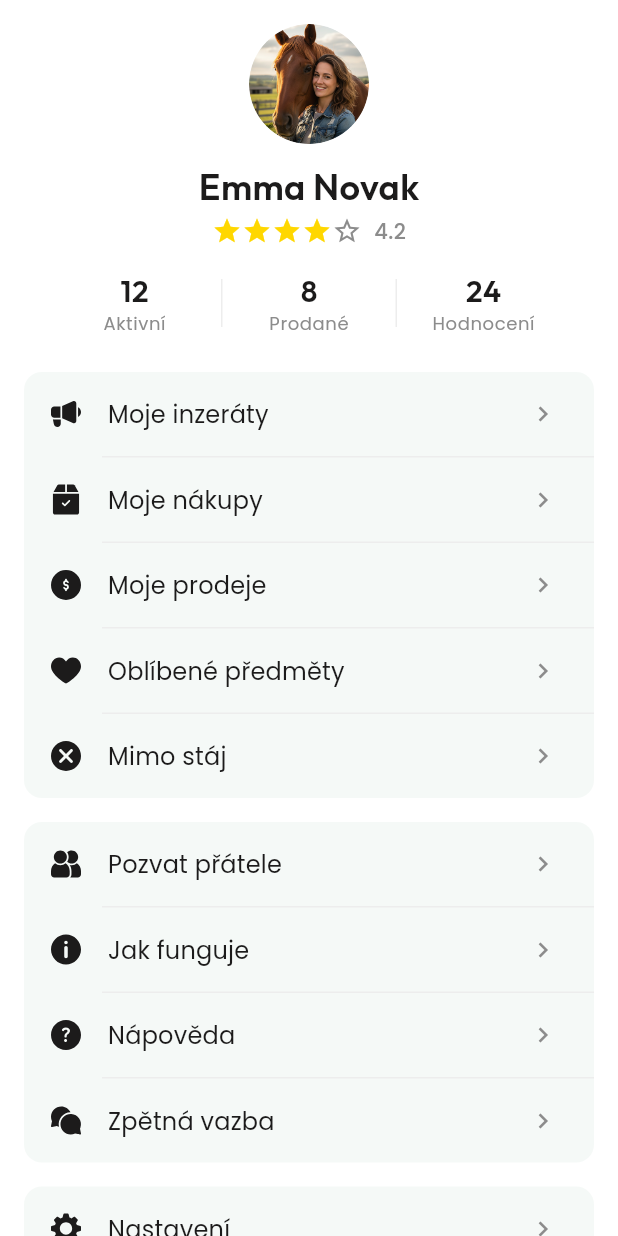
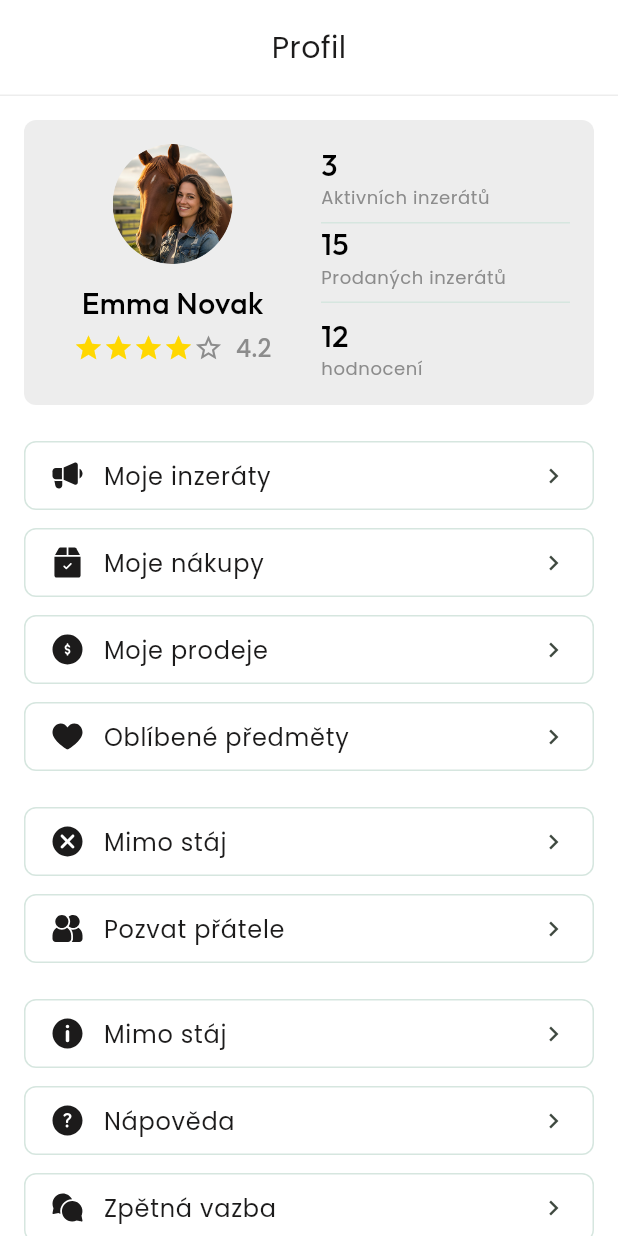
Before and after one commit to martintellinger/eqqu, a Flutter app: the ProfileScreen widget shown alone on an empty page, opened directly, on a phone screen of 412 x 824 dp. Run offline on Flutter 3.47's test engine with Material 3 defaults, Android fonts, the phone set to English and light mode, and no system bars; our stand-ins replace flutter_svg.

Commit message:
Fix screens to match Figma designs
- Chat detail: add person name subtitle under product title in app bar,
  fix bubble border radii (20/8), auto-scroll to bottom
- Chat list: 64px avatars, name+time row layout, 10px unread dot badge
- New listing: rewrite with M3 outlined fields, floating labels, proper
  app bar, fix back button via Navigator.push
- Profile: add M3 app bar, side-by-side profile card with stats,
  individual bordered menu items, text logout button
- Home: fix Prodat tab to push route instead of embed

https://claude.ai/code/session_012waFykv5wBbLFNTaJFeXrN

```diff
--- a/lib/screens/profile_screen.dart
+++ b/lib/screens/profile_screen.dart
@@ -9,78 +9,100 @@ class ProfileScreen extends StatelessWidget {
     final cs = Theme.of(context).colorScheme;
 
     return SafeArea(
-      child: SingleChildScrollView(
       child: Column(
         children: [
-            const SizedBox(height: 16),
-            // Avatar + stats
-            _buildProfileHeader(cs),
-            const SizedBox(height: 24),
-
-            // Menu groups
-            _buildMenuGroup(cs, [
-              _MenuItem('assets/icons/moje inzeraty.svg', 'Moje inzeráty'),
-              _MenuItem('assets/icons/moje nakupy.svg', 'Moje nákupy'),
-              _MenuItem('assets/icons/moje prodeje.svg', 'Moje prodeje'),
-              _MenuItem('assets/icons/oblibene predmety.svg', 'Oblíbené předměty'),
-              _MenuItem('assets/icons/mimo staj.svg', 'Mimo stáj'),
-            ]),
-            const SizedBox(height: 16),
-
-            _buildMenuGroup(cs, [
-              _MenuItem('assets/icons/pozvat.svg', 'Pozvat přátele'),
-              _MenuItem('assets/icons/jak funguje.svg', 'Jak funguje'),
-              _MenuItem('assets/icons/napoveda.svg', 'Nápověda'),
-              _MenuItem('assets/icons/zpetna vazba.svg', 'Zpětná vazba'),
-            ]),
-            const SizedBox(height: 16),
-
-            _buildMenuGroup(cs, [
-              _MenuItem('assets/icons/nastaveni.svg', 'Nastavení'),
-              _MenuItem('assets/icons/o nas.svg', 'O nás'),
-              _MenuItem('assets/icons/eqqu platforma.svg', 'EQQU Platforma'),
-            ]),
-            const SizedBox(height: 24),
-
-            // Logout button
-            Padding(
-              padding: const EdgeInsets.symmetric(horizontal: 16),
-              child: SizedBox(
-                width: double.infinity,
-                height: 56,
-                child: OutlinedButton(
-                  onPressed: () {
-                    Navigator.pushNamedAndRemoveUntil(context, '/login', (_) => false);
-                  },
-                  style: OutlinedButton.styleFrom(
-                    side: BorderSide(color: cs.error),
-                    shape: RoundedRectangleBorder(
-                      borderRadius: BorderRadius.circular(8),
+          // M3 App bar
+          Container(
+            height: 64,
+            decoration: BoxDecoration(
+              border: Border(bottom: BorderSide(color: cs.outline, width: 1)),
             ),
-                  ),
+            padding: const EdgeInsets.symmetric(horizontal: 4, vertical: 8),
+            child: Center(
               child: Text(
-                    'Odhlásit se',
+                'Profil',
                 style: TextStyle(
                   fontFamily: 'Poppins',
-                      fontSize: 16,
-                      fontWeight: FontWeight.w600,
-                      color: cs.error,
+                  fontSize: 20,
+                  fontWeight: FontWeight.w400,
+                  color: cs.onSurface,
+                  height: 28 / 20,
                 ),
               ),
             ),
           ),
-            ),
+
+          // Scrollable content
+          Expanded(
+            child: SingleChildScrollView(
+              child: Padding(
+                padding: const EdgeInsets.all(16),
+                child: Column(
+                  children: [
+                    // Profile card
+                    _buildProfileCard(cs),
+                    const SizedBox(height: 24),
+
+                    // Menu group 1
+                    _buildMenuItem(cs, 'assets/icons/moje inzeraty.svg', 'Moje inzeráty'),
+                    const SizedBox(height: 12),
+                    _buildMenuItem(cs, 'assets/icons/moje nakupy.svg', 'Moje nákupy'),
+                    const SizedBox(height: 12),
+                    _buildMenuItem(cs, 'assets/icons/moje prodeje.svg', 'Moje prodeje'),
+                    const SizedBox(height: 12),
+                    _buildMenuItem(cs, 'assets/icons/oblibene predmety.svg', 'Oblíbené předměty'),
+                    const SizedBox(height: 24),
+
+                    // Menu group 2
+                    _buildMenuItem(cs, 'assets/icons/mimo staj.svg', 'Mimo stáj'),
+                    const SizedBox(height: 12),
+                    _buildMenuItem(cs, 'assets/icons/pozvat.svg', 'Pozvat přátele'),
+                    const SizedBox(height: 24),
+
+                    // Menu group 3
+                    _buildMenuItem(cs, 'assets/icons/jak funguje.svg', 'Mimo stáj'),
+                    const SizedBox(height: 12),
+                    _buildMenuItem(cs, 'assets/icons/napoveda.svg', 'Nápověda'),
+                    const SizedBox(height: 12),
+                    _buildMenuItem(cs, 'assets/icons/zpetna vazba.svg', 'Zpětná vazba'),
+                    const SizedBox(height: 24),
+
+                    // Menu group 4
+                    _buildMenuItem(cs, 'assets/icons/nastaveni.svg', 'Nastavení'),
+                    const SizedBox(height: 12),
+                    _buildMenuItem(cs, 'assets/icons/o nas.svg', 'O nás'),
+                    const SizedBox(height: 12),
+                    _buildMenuItem(cs, 'assets/icons/eqqu platforma.svg', 'EQQU Platforma'),
+                    const SizedBox(height: 24),
+
+                    // Logout button
+                    _buildLogoutButton(context, cs),
                     const SizedBox(height: 32),
                   ],
                 ),
               ),
+            ),
+          ),
+        ],
+      ),
     );
   }
 
-  Widget _buildProfileHeader(ColorScheme cs) {
-    return Column(
+  Widget _buildProfileCard(ColorScheme cs) {
+    return Container(
+      width: double.infinity,
+      padding: const EdgeInsets.all(16),
+      decoration: BoxDecoration(
+        color: cs.surfaceContainerHighest,
+        borderRadius: BorderRadius.circular(8),
+      ),
+      child: Row(
+        crossAxisAlignment: CrossAxisAlignment.start,
         children: [
-        // Avatar
+          // Left: avatar + name + stars
+          Expanded(
+            child: Column(
+              children: [
                 ClipOval(
                   child: Image.asset(
                     'assets/images/avatar_1.png',
@@ -90,21 +112,20 @@ class ProfileScreen extends StatelessWidget {
                   ),
                 ),
                 const SizedBox(height: 12),
-        // Name
                 Text(
                   'Emma Novak',
                   style: TextStyle(
                     fontFamily: 'Outfit',
-            fontSize: 24,
-            fontWeight: FontWeight.w600,
-            color: cs.onSurface,
-            height: 32 / 24,
+                    fontSize: 20,
+                    fontWeight: FontWeight.w500,
+                    color: cs.secondary,
+                    height: 28 / 20,
                   ),
                 ),
                 const SizedBox(height: 4),
-        // Stars
                 Row(
                   mainAxisAlignment: MainAxisAlignment.center,
+                  mainAxisSize: MainAxisSize.min,
                   children: [
                     ...List.generate(4, (_) => const Icon(Icons.star, size: 20, color: Color(0xFFFFD700))),
                     Icon(Icons.star_border, size: 20, color: cs.tertiary),
@@ -113,42 +134,59 @@ class ProfileScreen extends StatelessWidget {
                       '4.2',
                       style: TextStyle(
                         fontFamily: 'Poppins',
-                fontSize: 14,
+                        fontSize: 16,
                         fontWeight: FontWeight.w500,
                         color: cs.tertiary,
+                        letterSpacing: 0.15,
+                        height: 24 / 16,
                       ),
                     ),
                   ],
                 ),
-        const SizedBox(height: 16),
-        // Stats row
-        Padding(
-          padding: const EdgeInsets.symmetric(horizontal: 32),
-          child: Row(
+              ],
+            ),
+          ),
+          const SizedBox(width: 16),
+          // Right: stats stacked vertically
+          Expanded(
+            child: Column(
+              crossAxisAlignment: CrossAxisAlignment.start,
               children: [
-              _buildStat(cs, '12', 'Aktivní'),
-              _buildStatDivider(cs),
-              _buildStat(cs, '8', 'Prodané'),
-              _buildStatDivider(cs),
-              _buildStat(cs, '24', 'Hodnocení'),
+                _buildStatItem(cs, '3', 'Aktivních inzerátů', showBottomBorder: true),
+                _buildStatItem(cs, '15', 'Prodaných inzerátů', showBottomBorder: true),
+                _buildStatItem(cs, '12', 'hodnocení', showBottomBorder: false),
               ],
             ),
           ),
         ],
+      ),
     );
   }
 
-  Widget _buildStat(ColorScheme cs, String value, String label) {
-    return Expanded(
+  Widget _buildStatItem(ColorScheme cs, String value, String label, {required bool showBottomBorder}) {
+    return Container(
+      width: double.infinity,
+      padding: EdgeInsets.only(
+        bottom: showBottomBorder ? 8 : 0,
+        top: showBottomBorder ? 0 : 8,
+      ),
+      decoration: showBottomBorder
+          ? BoxDecoration(
+              border: Border(
+                bottom: BorderSide(color: cs.outlineVariant, width: 1),
+              ),
+            )
+          : null,
       child: Column(
+        crossAxisAlignment: CrossAxisAlignment.start,
         children: [
           Text(
             value,
             style: TextStyle(
               fontFamily: 'Outfit',
               fontSize: 20,
-              fontWeight: FontWeight.w600,
-              color: cs.onSurface,
+              fontWeight: FontWeight.w500,
+              color: cs.secondary,
               height: 28 / 20,
             ),
           ),
@@ -168,61 +206,82 @@ class ProfileScreen extends StatelessWidget {
     );
   }
 
-  Widget _buildStatDivider(ColorScheme cs) {
+  Widget _buildMenuItem(ColorScheme cs, String svgPath, String label) {
     return Container(
-      width: 1,
-      height: 32,
-      color: cs.outline,
-    );
-  }
-
-  Widget _buildMenuGroup(ColorScheme cs, List<_MenuItem> items) {
-    return Padding(
-      padding: const EdgeInsets.symmetric(horizontal: 16),
-      child: Container(
       decoration: BoxDecoration(
-          color: cs.surfaceContainerHigh,
-          borderRadius: BorderRadius.circular(12),
+        border: Border.all(color: cs.outlineVariant),
+        borderRadius: BorderRadius.circular(8),
       ),
-        child: Column(
-          children: items.asMap().entries.map((entry) {
-            final i = entry.key;
-            final item = entry.value;
-            return Column(
+      child: Material(
+        color: Colors.transparent,
+        child: InkWell(
+          borderRadius: BorderRadius.circular(8),
+          onTap: () {},
+          child: Padding(
+            padding: const EdgeInsets.symmetric(horizontal: 16, vertical: 10),
+            child: Row(
               children: [
-                if (i > 0) Divider(color: cs.outline, height: 1, indent: 52),
-                ListTile(
-                  leading: SvgPicture.asset(
-                    item.svgPath,
+                SvgPicture.asset(
+                  svgPath,
                   width: 24,
                   height: 24,
                   colorFilter: ColorFilter.mode(cs.onSurface, BlendMode.srcIn),
                 ),
-                  title: Text(
-                    item.label,
+                const SizedBox(width: 12),
+                Expanded(
+                  child: Text(
+                    label,
                     style: TextStyle(
                       fontFamily: 'Poppins',
                       fontSize: 16,
                       fontWeight: FontWeight.w400,
                       color: cs.onSurface,
+                      letterSpacing: 0.5,
+                      height: 24 / 16,
+                    ),
+                  ),
+                ),
+                Icon(Icons.chevron_right, size: 20, color: cs.onSurfaceVariant),
+              ],
+            ),
+          ),
+        ),
+      ),
+    );
+  }
+
+  Widget _buildLogoutButton(BuildContext context, ColorScheme cs) {
+    return SizedBox(
+      width: double.infinity,
+      height: 56,
+      child: TextButton(
+        onPressed: () {
+          Navigator.pushNamedAndRemoveUntil(context, '/login', (_) => false);
+        },
+        style: TextButton.styleFrom(
+          shape: RoundedRectangleBorder(
+            borderRadius: BorderRadius.circular(16),
+          ),
+        ),
+        child: Row(
+          mainAxisAlignment: MainAxisAlignment.center,
+          children: [
+            Icon(Icons.logout, size: 24, color: cs.secondary),
+            const SizedBox(width: 8),
+            Text(
+              'Odhlásit se',
+              style: TextStyle(
+                fontFamily: 'Poppins',
+                fontSize: 16,
+                fontWeight: FontWeight.w600,
+                color: cs.secondary,
                 letterSpacing: 0.15,
                 height: 24 / 16,
               ),
             ),
-                  trailing: Icon(Icons.chevron_right, color: cs.tertiary, size: 20),
-                  onTap: () {},
-                ),
           ],
-            );
-          }).toList(),
         ),
       ),
     );
   }
 }
-
-class _MenuItem {
-  final String svgPath;
-  final String label;
-  const _MenuItem(this.svgPath, this.label);
-}
```
Also changed, not shown: lib/screens/chat_detail_screen.dart (+55 -24 lines), lib/screens/chat_list_screen.dart (+48 -43 lines), lib/screens/home_screen.dart (+13 -5 lines), lib/screens/new_listing_screen.dart (+94 -111 lines). Lines whose indentation alone changed are shown as unchanged.
